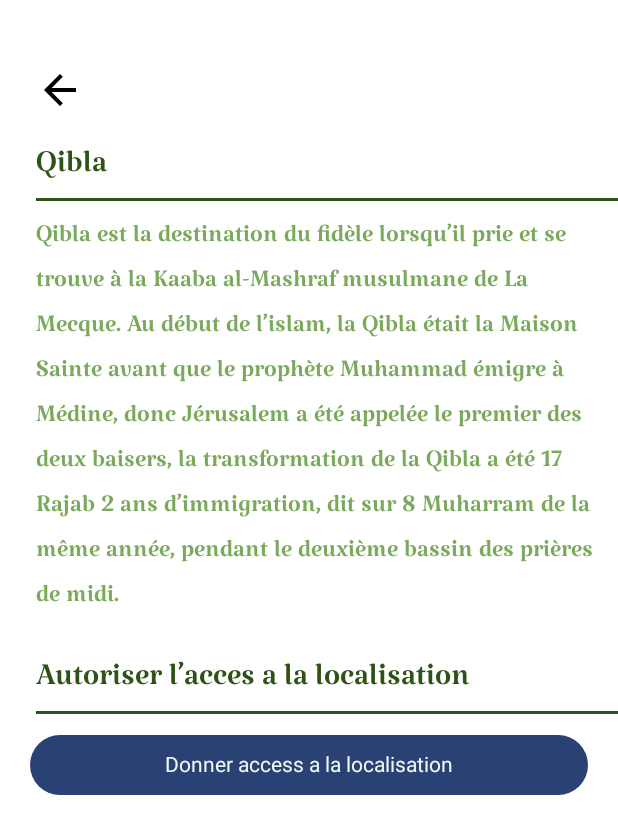
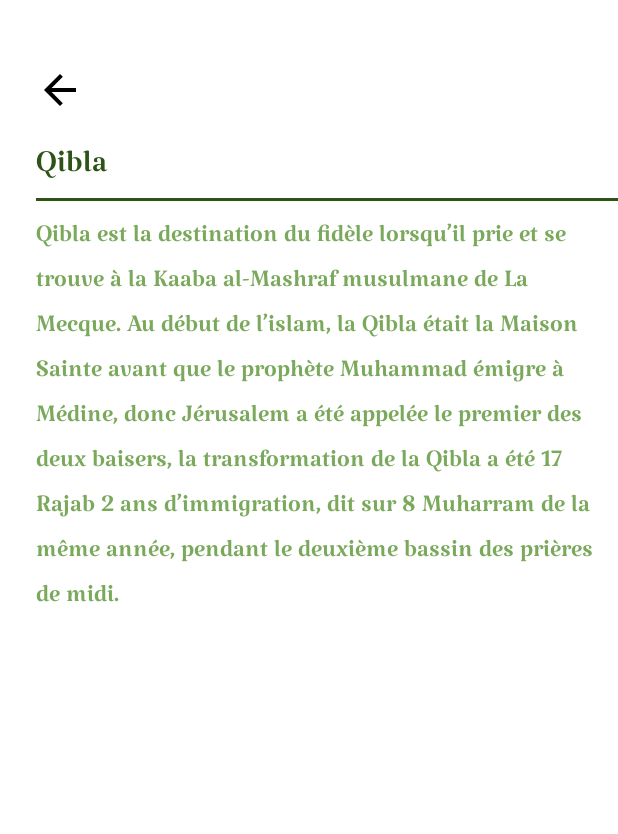
Before and after one commit to tahajadid/TijahQibla-Compose, an Android app built with Jetpack Compose: the SettingsScreen screen opened through its navigation route, on a phone screen of 412 x 824 dp. Shown: the top 834 px of the screen. Run offline under Robolectric (Android 15) with nearby library versions, the phone set to English and light mode, and no system bars; our stand-ins replace accompanist.

Commit message:
Add location section in settings

```diff
--- a/app/src/main/java/com/tahadeta/qiblatijah/MainActivity.kt
+++ b/app/src/main/java/com/tahadeta/qiblatijah/MainActivity.kt
@@ -81,6 +81,7 @@ class MainActivity : ComponentActivity(), SensorEventListener {
         }
     }
 
+    // function that redirect to settings to activate the location access
     fun callSettings(){
         try {
             this.startActivity(
@@ -169,7 +170,6 @@ class MainActivity : ComponentActivity(), SensorEventListener {
     }
 
 
-
     private fun getDeviceLanguage(): String  {
         return LocaleListCompat
             .getDefault()
--- a/app/src/main/java/com/tahadeta/qiblatijah/ui/components/compass/QiblaCompass.kt
+++ b/app/src/main/java/com/tahadeta/qiblatijah/ui/components/compass/QiblaCompass.kt
@@ -33,7 +33,7 @@ import com.tahadeta.qiblatijah.utils.compassUtils.getTheRightImage
 @Composable
 fun QiblaCompass(
     modifier: Modifier = Modifier,
-    degrees: Int = 193,
+    degrees: Int = 0,
     imageSrc: Int?,
     rotateCompass: Boolean,
 ) {
@@ -73,11 +73,10 @@ fun QiblaCompass(
 
                 // show message for the user
                 Text(
-                    text = stringResource(id = R.string.correct_direction),
+                    text = stringResource(id = R.string.correct_direction) + " °",
                     color = RightLabelColor,
                     fontFamily = katibehRegular,
-                    fontSize = 24.sp,
-                    )
+                    fontSize = 24.sp)
             }
         }
     }
--- a/app/src/main/java/com/tahadeta/qiblatijah/ui/screens/OnBoardingScreen.kt
+++ b/app/src/main/java/com/tahadeta/qiblatijah/ui/screens/OnBoardingScreen.kt
@@ -21,7 +21,7 @@ import com.google.accompanist.pager.*
 import com.tahadeta.qiblatijah.ui.theme.ColorCorrect
 import com.tahadeta.qiblatijah.ui.theme.ScreenBgColor
 import com.tahadeta.qiblatijah.ui.theme.katibehRegular
-import com.tahadeta.qiblatijah.utils.OnBoardingPage
+import com.tahadeta.qiblatijah.utils.onBoardingPage.OnBoardingPage
 
 
 @ExperimentalAnimationApi
--- a/app/src/main/java/com/tahadeta/qiblatijah/ui/screens/SettingsScreen.kt
+++ b/app/src/main/java/com/tahadeta/qiblatijah/ui/screens/SettingsScreen.kt
@@ -1,9 +1,8 @@
 package com.tahadeta.qiblatijah.ui.screens
 
-import android.content.Intent
-import android.net.Uri
-import android.provider.Settings
-import android.util.Log
+import androidx.compose.animation.AnimatedVisibility
+import androidx.compose.animation.fadeIn
+import androidx.compose.animation.fadeOut
 import androidx.compose.foundation.background
 import androidx.compose.foundation.clickable
 import androidx.compose.foundation.layout.Arrangement
@@ -46,6 +45,7 @@ import com.tahadeta.qiblatijah.ui.theme.QiblaTijahTheme
 import com.tahadeta.qiblatijah.ui.theme.RightLabelColor
 import com.tahadeta.qiblatijah.ui.theme.ScreenBgColor
 import com.tahadeta.qiblatijah.ui.theme.katibehRegular
+import com.tahadeta.qiblatijah.utils.locationUtils.LocationUtil.areLocationPermissionsGranted
 
 
 @Composable
@@ -154,6 +154,27 @@ fun SettingsScreen(
 
                     // set location permission
                     AddSpace(30)
+                    LocationSettingsSection(!areLocationPermissionsGranted())
+                }
+            }
+        }
+    }
+}
+
+@Composable
+fun AddSpace(space: Int){
+    Spacer(modifier = Modifier.height(space.dp))
+}
+
+
+@Composable
+fun LocationSettingsSection(isVisible: Boolean) {
+    AnimatedVisibility(
+        visible = isVisible,
+        enter = fadeIn(),
+        exit = fadeOut()
+    ) {
+        Column(){
             Text(
                 text = stringResource(id = R.string.setting_location_title),
                 modifier = Modifier.padding(start = 24.dp),
@@ -181,19 +202,12 @@ fun SettingsScreen(
             {
 
                 Text(
-                            text = "Donner access a la localisation",
+                    text = stringResource(id = R.string.setting_location_button),
                     color = ScreenBgColor
                 )
             }
         }
     }
-        }
-    }
-}
-
-@Composable
-fun AddSpace(space: Int){
-    Spacer(modifier = Modifier.height(space.dp))
 }
 
 @Composable
--- a/app/src/main/java/com/tahadeta/qiblatijah/utils/locationUtils/LocationUtil.kt
+++ b/app/src/main/java/com/tahadeta/qiblatijah/utils/locationUtils/LocationUtil.kt
@@ -5,6 +5,7 @@ import android.annotation.SuppressLint
 import android.app.Activity
 import android.content.Context
 import android.content.Intent
+import android.content.pm.PackageManager
 import android.location.Location
 import android.net.Uri
 import android.provider.Settings
@@ -38,6 +39,7 @@ import androidx.compose.ui.platform.LocalContext
 import androidx.compose.ui.unit.dp
 import androidx.compose.ui.window.Dialog
 import androidx.compose.ui.window.DialogProperties
+import androidx.core.app.ActivityCompat
 import com.google.accompanist.permissions.ExperimentalPermissionsApi
 import com.google.accompanist.permissions.MultiplePermissionsState
 import com.google.accompanist.permissions.rememberMultiplePermissionsState
@@ -50,6 +52,7 @@ import com.google.android.gms.location.LocationServices
 import com.google.android.gms.location.LocationSettingsRequest
 import com.google.android.gms.location.Priority
 import com.tahadeta.qiblatijah.BuildConfig
+import com.tahadeta.qiblatijah.MainActivity
 import com.tahadeta.qiblatijah.viewModel.HomeViewModel
 
 
@@ -294,4 +297,18 @@ object LocationUtil {
         }
     }
 
+    /**
+     * Checks if location permissions are granted.
+     *
+     * @return true if both ACCESS_FINE_LOCATION and ACCESS_COARSE_LOCATION permissions are granted; false otherwise.
+     */
+    fun areLocationPermissionsGranted(): Boolean {
+        return (ActivityCompat.checkSelfPermission(
+            MainActivity.activityInstance, Manifest.permission.ACCESS_FINE_LOCATION
+        ) == PackageManager.PERMISSION_GRANTED &&
+                ActivityCompat.checkSelfPermission(
+                    MainActivity.activityInstance, Manifest.permission.ACCESS_COARSE_LOCATION
+                ) == PackageManager.PERMISSION_GRANTED)
+    }
+
 }
--- a/app/src/main/java/com/tahadeta/qiblatijah/utils/OnBoardingPage.kt
+++ b/app/src/main/java/com/tahadeta/qiblatijah/utils/onBoardingPage/OnBoardingPage.kt
@@ -1,4 +1,4 @@
-package com.tahadeta.qiblatijah.utils
+package com.tahadeta.qiblatijah.utils.onBoardingPage
 
 import androidx.annotation.DrawableRes
 import com.tahadeta.qiblatijah.R
--- a/app/src/main/res/values/strings.xml
+++ b/app/src/main/res/values/strings.xml
@@ -27,14 +27,14 @@
     <string name="back">Back</string>
 
 
-    <string name="correct_direction">La direction exacte : 93°</string>
+    <string name="correct_direction">La direction exacte </string>
 
+    <!-- Settings -->
     <string name="setting_qibla_title">Qibla</string>
     <string name="settings_qibla_description">Qibla est la destination du fidèle lorsqu’il prie et se trouve à la Kaaba al-Mashraf musulmane de La Mecque. Au début de l’islam, la Qibla était la Maison Sainte avant que le prophète Muhammad émigre à Médine, donc Jérusalem a été appelée "le premier des deux baisers", la transformation de la Qibla a été 17 Rajab 2 ans d’immigration, dit sur 8 Muharram de la même année, pendant le deuxième bassin des prières de midi.</string>
-
     <string name="setting_language_title">Changer la langue de votre app</string>
-
     <string name="setting_location_title">Autoriser l’acces a la localisation</string>
+    <string name="setting_location_button">Donner access a la localisation</string>
 
     <string name="lang_ar">العربية</string>
     <string name="lang_fr">Français</string>
```
Also changed, not shown: 1 other file. Lines whose indentation alone changed are shown as unchanged.
